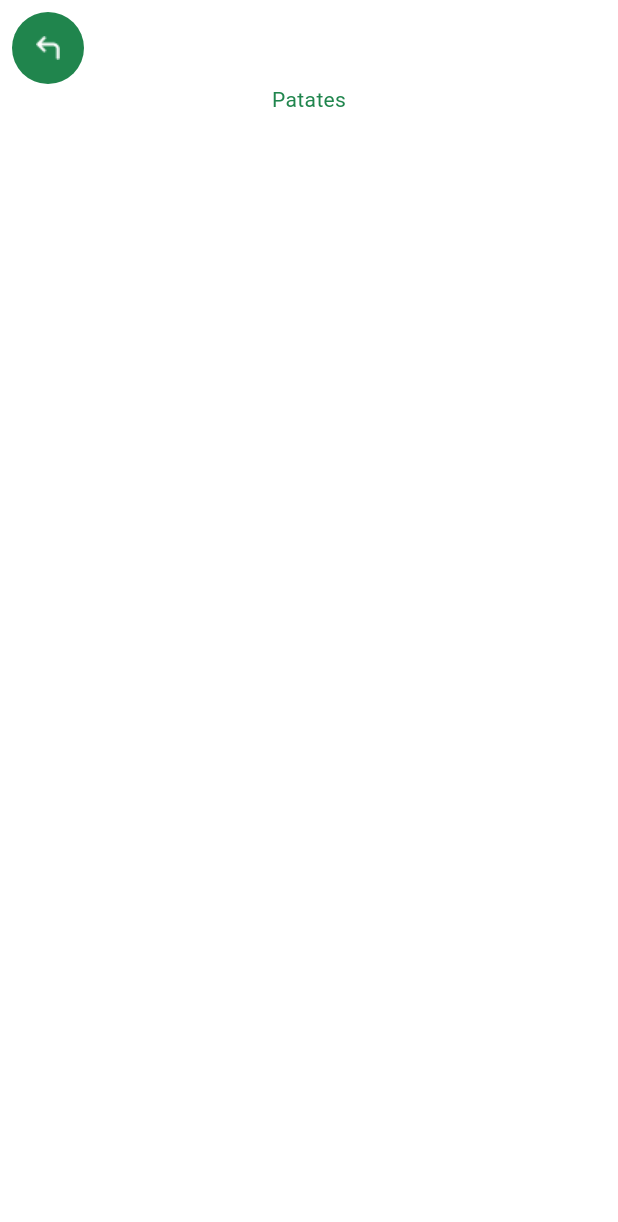
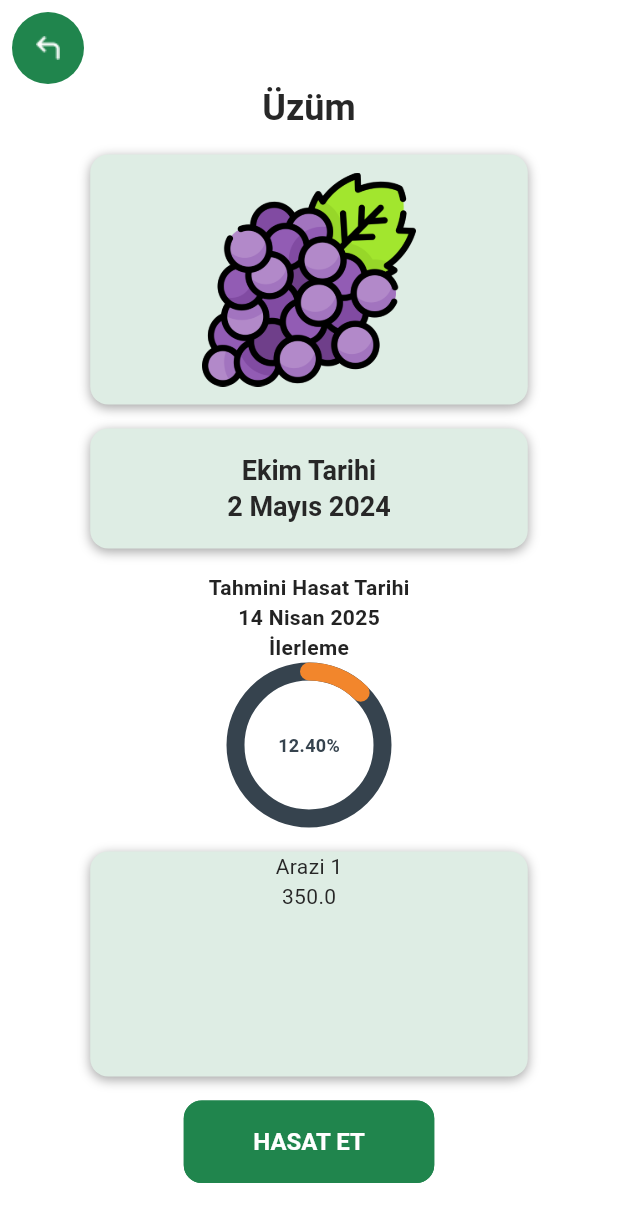
Before and after one commit to Mudrowe/Toprak-Rehberi, a Flutter app: the ProductsScreen screen opened directly, after a tap on "Üzüm", on a phone screen of 412 x 824 dp. Shown: the top 1222 px of the screen. Run offline on Flutter 3.47's test engine with Material 3 defaults, Android fonts, the phone set to English and light mode, and no system bars; drawn by our look-alikes of percent_indicator; our stand-ins replace carousel_slider, fl_chart, get, logger.

Commit message:
frontend: add product detail screen

```diff
--- a/lib/common/widgets/product_details/product_details.dart
+++ b/lib/common/widgets/product_details/product_details.dart
@@ -1,6 +1,11 @@
 import 'package:flutter/material.dart';
+import 'package:toprak_rehberi/common/styles/shadows.dart';
 import 'package:toprak_rehberi/common/widgets/appbar/appbar.dart';
+import 'package:toprak_rehberi/common/widgets/custom_shapes/custom_elevated_button.dart';
+import 'package:toprak_rehberi/common/widgets/products/widgets/product_progress.dart';
 import 'package:toprak_rehberi/models/product/product.dart';
+import 'package:toprak_rehberi/utils/constants/colors.dart';
+import 'package:toprak_rehberi/utils/constants/sizes.dart';
 
 class TProductDetails extends StatelessWidget {
   final Product product;
@@ -9,12 +14,103 @@ class TProductDetails extends StatelessWidget {
 
   @override
   Widget build(BuildContext context) {
-    return const Scaffold(
-      appBar: TAppBar(),
-      body: Column(
-        children: [
-          Center(child: Text('Patates')),
-        ],
+    final textTheme = Theme.of(context).textTheme;
+    return Scaffold(
+      appBar: const TAppBar(),
+      body: Center(
+        child: Column(
+          children: [
+            Text(product.productName, style: textTheme.headlineMedium),
+            const SizedBox(
+              height: TSizes.spaceBtwItems,
+            ),
+
+            // Product image
+            Container(
+              height: TSizes.cardHeight / 1.2,
+              width: TSizes.cardWidth / 1.2,
+              padding: const EdgeInsets.all(12),
+              decoration: BoxDecoration(
+                color: TColors.softGreen,
+                borderRadius: BorderRadius.circular(TSizes.borderRadiusLg),
+                boxShadow: [TShadowStyle.productShadow],
+              ),
+              child: FittedBox(
+                fit: BoxFit.contain,
+                child: Image.asset(product.imagePath),
+              ),
+            ),
+
+            const SizedBox(height: TSizes.spaceBtwItems),
+
+            // Planting Date
+            Container(
+              height: TSizes.cardHeight / 2.5,
+              width: TSizes.cardWidth / 1.2,
+              decoration: BoxDecoration(
+                color: TColors.softGreen,
+                borderRadius: BorderRadius.circular(TSizes.borderRadiusLg),
+                boxShadow: [TShadowStyle.productShadow],
+              ),
+              child: Column(
+                mainAxisAlignment: MainAxisAlignment.center,
+                children: [
+                  Text(
+                    'Ekim Tarihi',
+                    style: textTheme.headlineSmall,
+                  ),
+                  Text(
+                    product.plantingDate,
+                    style: textTheme.headlineSmall,
+                  ),
+                ],
+              ),
+            ),
+
+            const SizedBox(height: TSizes.spaceBtwItems),
+
+            // Progress Bar
+            TProductProgress(
+              harvestDate: product.harvestDate,
+              progressPercentage: product.progressPercentage,
+              isHarvested: product.progressPercentage >= 1,
+              score: product.score,
+            ),
+
+            const SizedBox(height: TSizes.spaceBtwItems),
+
+            // Field Info
+            Container(
+              height: 150,
+              width: TSizes.cardWidth / 1.2,
+              decoration: BoxDecoration(
+                color: TColors.softGreen,
+                borderRadius: BorderRadius.circular(TSizes.borderRadiusLg),
+                boxShadow: [TShadowStyle.productShadow],
+              ),
+              child: Column(
+                children: [
+                  Text(product.fieldName),
+                  Text(product.area.toString())
+                ],
+              ),
+            ),
+
+            const SizedBox(height: TSizes.spaceBtwItems),
+
+            // Harvest Button
+            product.isHarvested
+                ? const SizedBox()
+                : CustomElevatedButton(
+                    onPressed: () {},
+                    text: 'HASAT ET',
+                    backgroundColor: TColors.primaryColor,
+                    textColor: TColors.white,
+                    width: TSizes.buttonWidth,
+                    height: TSizes.buttonHeight,
+                  )
+          ],
+        ),
       ),
     );
   }
--- a/lib/common/widgets/products/product_card.dart
+++ b/lib/common/widgets/products/product_card.dart
@@ -15,7 +15,6 @@ import 'package:toprak_rehberi/utils/constants/sizes.dart';
 class TProductCard extends StatelessWidget {
   const TProductCard(
       {super.key,
-      // TODO: Name can be too long and it breaks the card
       required this.product});
 
   final Product product;
--- a/lib/common/widgets/products/widgets/product_progress.dart
+++ b/lib/common/widgets/products/widgets/product_progress.dart
@@ -22,10 +22,12 @@ class TProductProgress extends StatelessWidget {
     return Column(
         crossAxisAlignment: CrossAxisAlignment.center,
         mainAxisAlignment: MainAxisAlignment.center,
+
+        // Harvest Date
         children: [
-          const Text(
-            'Tahmini Hasat Tarihi',
-            style: TextStyle(
+          Text(
+            isHarvested ? 'Hasat Tarihi' : 'Tahmini Hasat Tarihi',
+            style: const TextStyle(
               color: TColors.black,
               fontWeight: FontWeight.bold,
             ),
@@ -37,6 +39,8 @@ class TProductProgress extends StatelessWidget {
               fontWeight: FontWeight.bold,
             ),
           ),
+
+          // Progress Bar
           if (isHarvested) ...[
             const SizedBox(height: 8), // Spacing
             TScoreDisplay(score: score)
--- a/lib/common/widgets/products/widgets/products_lists.dart
+++ b/lib/common/widgets/products/widgets/products_lists.dart
@@ -8,7 +8,10 @@ final List<Product> harvestedProductsList = [
     progressPercentage: 1,
     fieldName: 'Bahçe 3',
     imagePath: TImages.sunflower,
-    harvestDate: '12 Ocak 2021',
+    plantingDate: '3 Mart 2024',
+    harvestDate: '12 Ocak 2025',
+    isHarvested: true,
+    area: 300,
     score: 3,
   ),
   Product(
@@ -16,7 +19,10 @@ final List<Product> harvestedProductsList = [
     progressPercentage: 1,
     fieldName: 'Bağ 2',
     imagePath: TImages.tomato,
-    harvestDate: '21 Haziran 2023',
+    plantingDate: '15 Mayıs 2023',
+    harvestDate: '21 Haziran 2024',
+    isHarvested: true,
+    area: 500,
     score: 4,
   ),
   Product(
@@ -24,7 +30,10 @@ final List<Product> harvestedProductsList = [
     progressPercentage: 1,
     fieldName: 'Tarla 2',
     imagePath: TImages.eggplant,
+    plantingDate: '1 Nisan 2023',
     harvestDate: '5 Mart 2024',
+    isHarvested: true,
+    area: 350,
     score: 1,
   ),
   Product(
@@ -32,7 +41,10 @@ final List<Product> harvestedProductsList = [
     progressPercentage: 1,
     fieldName: 'Bahçe 1',
     imagePath: TImages.potato,
-    harvestDate: '5 Haziran 2021',
+    plantingDate: '20 Nisan 2023',
+    harvestDate: '5 Haziran 2024',
+    isHarvested: true,
+    area: 450,
     score: 5,
   ),
   Product(
@@ -40,7 +52,10 @@ final List<Product> harvestedProductsList = [
     progressPercentage: 1,
     fieldName: 'Tarla 1',
     imagePath: TImages.apple,
+    plantingDate: '10 Mayıs 2023',
     harvestDate: '2 Şubat 2024',
+    isHarvested: true,
+    area: 400,
     score: 2,
   ),
   Product(
@@ -48,7 +63,10 @@ final List<Product> harvestedProductsList = [
     progressPercentage: 1,
     fieldName: 'Arazi 1',
     imagePath: TImages.grape,
+    plantingDate: '25 Nisan 2023',
     harvestDate: '16 Ekim 2023',
+    isHarvested: true,
+    area: 350,
     score: 4,
   ),
 ];
@@ -60,41 +78,53 @@ final List<Product> plantedProductsList = [
     progressPercentage: 0.124,
     fieldName: 'Arazi 1',
     imagePath: TImages.grape,
-    harvestDate: '14 Nisan 2024',
+    plantingDate: '2 Mayıs 2024',
+    harvestDate: '14 Nisan 2025',
+    area: 350,
   ),
   Product(
     productName: 'Patates',
     progressPercentage: 0.714,
     fieldName: 'Arazi 3',
     imagePath: TImages.potato,
-    harvestDate: '21 Aralık 2024',
+    plantingDate: '15 Nisan 2024',
+    harvestDate: '21 Aralık 2025',
+    area: 450,
   ),
   Product(
     productName: 'Soğan',
     progressPercentage: 0.574,
     fieldName: 'Tarla 2',
     imagePath: TImages.onion,
-    harvestDate: '5 Mart 2024',
+    plantingDate: '20 Mart 2024',
+    harvestDate: '5 Mart 2025',
+    area: 300,
   ),
   Product(
     productName: 'Buğday',
     progressPercentage: 0.34,
     fieldName: 'Bahçe 1',
     imagePath: TImages.wheat,
-    harvestDate: '5 Haziran 2022',
+    plantingDate: '10 Mayıs 2024',
+    harvestDate: '5 Haziran 2025',
+    area: 400,
   ),
   Product(
     productName: 'Elma',
     progressPercentage: 0.0445,
     fieldName: 'Tarla 1',
     imagePath: TImages.apple,
+    plantingDate: '5 Mayıs 2023',
     harvestDate: '2 Şubat 2024',
+    area: 400,
   ),
   Product(
     productName: 'Havuç',
     progressPercentage: 0.444,
     fieldName: 'Arazi 1',
     imagePath: TImages.carrot,
-    harvestDate: '1 Mayıs 2024',
+    plantingDate: '15 Nisan 2024',
+    harvestDate: '1 Mayıs 2025',
+    area: 350,
   ),
 ];
--- a/lib/features/main_pages/products/products.dart
+++ b/lib/features/main_pages/products/products.dart
@@ -38,7 +38,7 @@ class ProductsScreen extends StatelessWidget {
               ),
               SingleChildScrollView(
                 child: THarvestedProducts(),
-              ), // Placeholder for the second tab's content
+              ),
             ],
           ),
         ),
--- a/lib/features/main_pages/products/widgets/planted_products.dart
+++ b/lib/features/main_pages/products/widgets/planted_products.dart
@@ -1,8 +1,6 @@
 import 'package:flutter/material.dart';
 import 'package:toprak_rehberi/common/widgets/custom_shapes/containers/search_container.dart';
 import 'package:toprak_rehberi/common/widgets/products/product_card.dart';
-import 'package:toprak_rehberi/common/widgets/products/widgets/products_lists.dart';
-import 'package:toprak_rehberi/utils/constants/image_strings.dart';
 import 'package:toprak_rehberi/common/widgets/products/widgets/products_lists.dart';
 import 'package:toprak_rehberi/utils/constants/sizes.dart';
 
--- a/lib/models/product/product.dart
+++ b/lib/models/product/product.dart
@@ -1,19 +1,23 @@
 class Product {
   // TODO: Name can be too long and it breaks the card
   final String productName;
+  final String plantingDate;
   final String harvestDate;
   final String fieldName;
   final String imagePath;
   final double progressPercentage;
   final bool isHarvested;
   final int score;
+  final double area;
 
   Product({
     required this.productName,
+    required this.plantingDate,
     required this.harvestDate,
     required this.fieldName,
     required this.imagePath,
     required this.progressPercentage,
+    required this.area,
     this.isHarvested = false,
     this.score = 3,
   });
--- a/lib/utils/theme/custom_themes/text_theme.dart
+++ b/lib/utils/theme/custom_themes/text_theme.dart
@@ -5,22 +5,22 @@ class TTextTheme {
   TTextTheme._();
 
   static TextTheme lightTextTheme = TextTheme(
-    headlineLarge: const TextStyle().copyWith(fontSize: 32.0, fontWeight: FontWeight.bold, color: TColors.primaryColor),
-    headlineMedium: const TextStyle().copyWith(fontSize: 24.0, fontWeight: FontWeight.w600, color: TColors.primaryColor),
-    headlineSmall: const TextStyle().copyWith(fontSize: 18.0, fontWeight: FontWeight.w600, color: TColors.primaryColor),
+    headlineLarge: const TextStyle().copyWith(fontSize: 32.0, fontWeight: FontWeight.bold, color: TColors.dark),
+    headlineMedium: const TextStyle().copyWith(fontSize: 24.0, fontWeight: FontWeight.w600, color: TColors.dark),
+    headlineSmall: const TextStyle().copyWith(fontSize: 18.0, fontWeight: FontWeight.w600, color: TColors.dark),
 
 
-    titleLarge: const TextStyle().copyWith(fontSize: 16.0, fontWeight: FontWeight.w600, color: TColors.primaryColor),
-    titleMedium: const TextStyle().copyWith(fontSize: 16.0, fontWeight: FontWeight.w500, color: TColors.primaryColor),
-    titleSmall: const TextStyle().copyWith(fontSize: 16.0, fontWeight: FontWeight.w400, color: TColors.primaryColor),
+    titleLarge: const TextStyle().copyWith(fontSize: 16.0, fontWeight: FontWeight.w600, color: TColors.dark),
+    titleMedium: const TextStyle().copyWith(fontSize: 16.0, fontWeight: FontWeight.w500, color: TColors.dark),
+    titleSmall: const TextStyle().copyWith(fontSize: 16.0, fontWeight: FontWeight.w400, color: TColors.dark),
 
 
-    bodyLarge: const TextStyle().copyWith(fontSize: 14.0, fontWeight: FontWeight.w500, color: TColors.primaryColor),
-    bodyMedium: const TextStyle().copyWith(fontSize: 14.0, fontWeight: FontWeight.normal, color: TColors.primaryColor),
-    bodySmall: const TextStyle().copyWith(fontSize: 14.0, fontWeight: FontWeight.w500, color: TColors.primaryColor.withOpacity(0.5)),
+    bodyLarge: const TextStyle().copyWith(fontSize: 14.0, fontWeight: FontWeight.w500, color: TColors.dark),
+    bodyMedium: const TextStyle().copyWith(fontSize: 14.0, fontWeight: FontWeight.normal, color: TColors.dark),
+    bodySmall: const TextStyle().copyWith(fontSize: 14.0, fontWeight: FontWeight.w500, color: TColors.dark.withOpacity(0.5)),
 
-    labelLarge: const TextStyle().copyWith(fontSize: 12.0, fontWeight: FontWeight.normal, color: TColors.primaryColor),
-    labelMedium: const TextStyle().copyWith(fontSize: 12.0, fontWeight: FontWeight.normal, color: TColors.primaryColor.withOpacity(0.5)),
+    labelLarge: const TextStyle().copyWith(fontSize: 12.0, fontWeight: FontWeight.normal, color: TColors.dark),
+    labelMedium: const TextStyle().copyWith(fontSize: 12.0, fontWeight: FontWeight.normal, color: TColors.dark.withOpacity(0.5)),
   );
 
 
```
